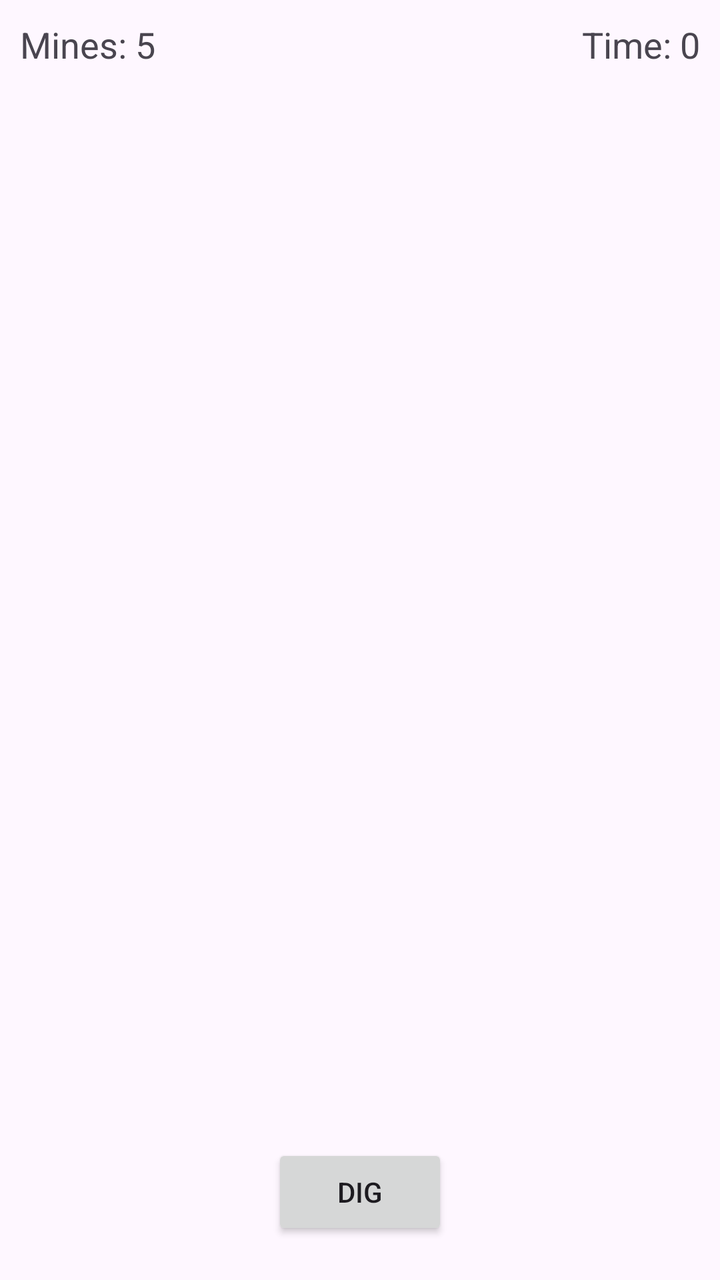
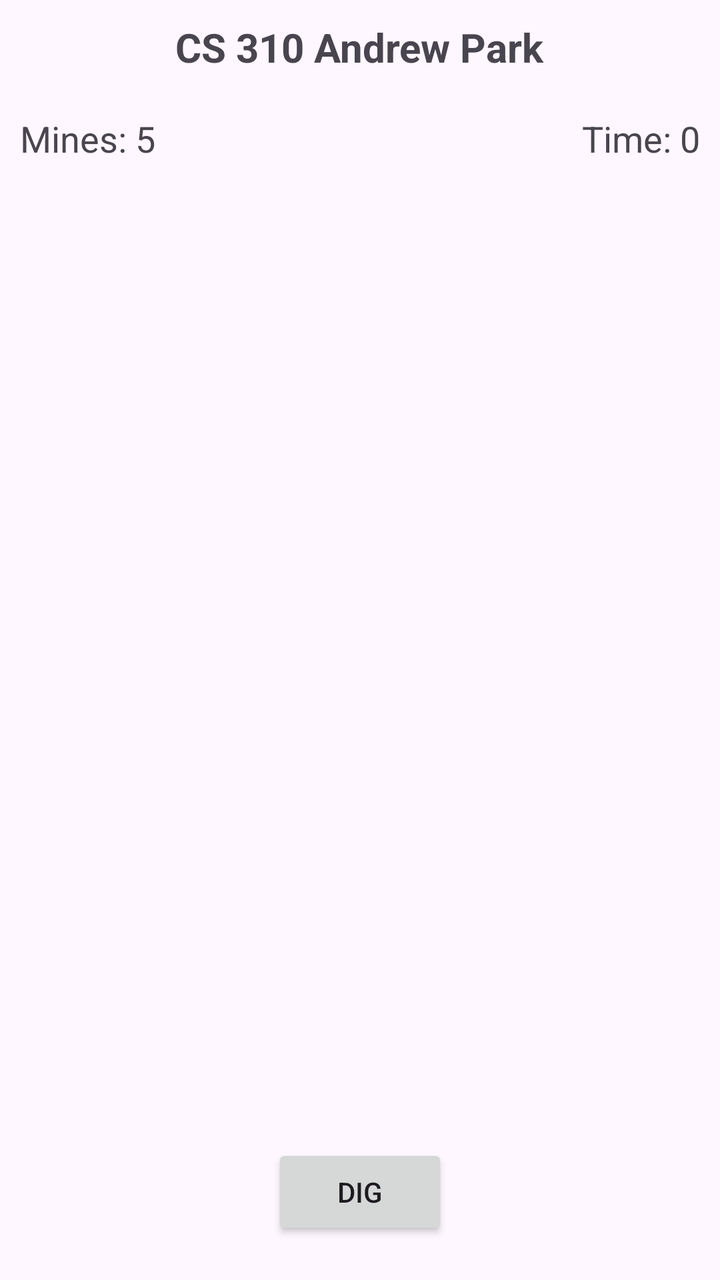

Compare the two renders of this Android layout. The source of the first and the diff that turns it into the second are given below.
<!-- AndroidManifest.xml: application theme Theme.MinesGame -->
<!-- res/layout/activity_board.xml -->
<?xml version="1.0" encoding="utf-8"?>
<RelativeLayout xmlns:android="http://schemas.android.com/apk/res/android"
    xmlns:app="http://schemas.android.com/apk/res-auto"
    xmlns:tools="http://schemas.android.com/tools"
    android:id="@+id/main"
    android:layout_width="match_parent"
    android:layout_height="match_parent"
    tools:context=".BoardActivity">

    <LinearLayout
        android:id="@+id/top_panel"
        android:layout_width="match_parent"
        android:layout_height="wrap_content"
        android:orientation="horizontal"
        android:padding="10dp">

        <TextView
            android:id="@+id/mine_count_text"
            android:layout_width="0dp"
            android:layout_height="wrap_content"
            android:layout_weight="1"
            android:text="Mines: 5"
            android:textSize="18sp" />

        <TextView
            android:id="@+id/timer_text"
            android:layout_width="wrap_content"
            android:layout_height="wrap_content"
            android:text="Time: 0"
            android:textSize="18sp" />
    </LinearLayout>

    <GridLayout
        android:id="@+id/board_grid"
        android:layout_width="match_parent"
        android:layout_height="wrap_content"
        android:layout_below="@id/top_panel"
        android:layout_above="@id/mode_button"
        android:columnCount="10"
        android:rowCount="10"
        android:alignmentMode="alignMargins"
        android:columnOrderPreserved="false"
        android:padding="4dp"
        android:layout_centerInParent="true">
    </GridLayout>

    <Button
        android:id="@+id/mode_button"
        android:layout_width="wrap_content"
        android:layout_height="wrap_content"
        android:layout_alignParentBottom="true"
        android:layout_centerHorizontal="true"
        android:layout_marginBottom="20dp"
        android:text="Dig" />

</RelativeLayout>
<!-- resources referenced by this layout -->
<resources>
  <style name="Theme.MinesGame" parent="Base.Theme.MinesGame" />
  <style name="Base.Theme.MinesGame" parent="Theme.Material3.DayNight.NoActionBar">
          
          
      </style>
</resources>

<!-- the commit's change to res/layout/activity_board.xml (unified diff, before → after) -->
@@ -7,10 +7,21 @@
     android:layout_height="match_parent"
     tools:context=".BoardActivity">
 
+    <TextView
+        android:id="@+id/name_label"
+        android:layout_width="wrap_content"
+        android:layout_height="wrap_content"
+        android:layout_centerHorizontal="true"
+        android:padding="10dp"
+        android:text="CS 310 Andrew Park"
+        android:textSize="20sp"
+        android:textStyle="bold" />
+
     <LinearLayout
         android:id="@+id/top_panel"
         android:layout_width="match_parent"
         android:layout_height="wrap_content"
+        android:layout_below="@id/name_label"
         android:orientation="horizontal"
         android:padding="10dp">
 
@@ -34,8 +45,8 @@
         android:id="@+id/board_grid"
         android:layout_width="match_parent"
         android:layout_height="wrap_content"
+        android:layout_above="@id/mode_button"
         android:layout_below="@id/top_panel"
-        android:layout_above="@id/mode_button"
         android:columnCount="10"
         android:rowCount="10"
         android:alignmentMode="alignMargins"
